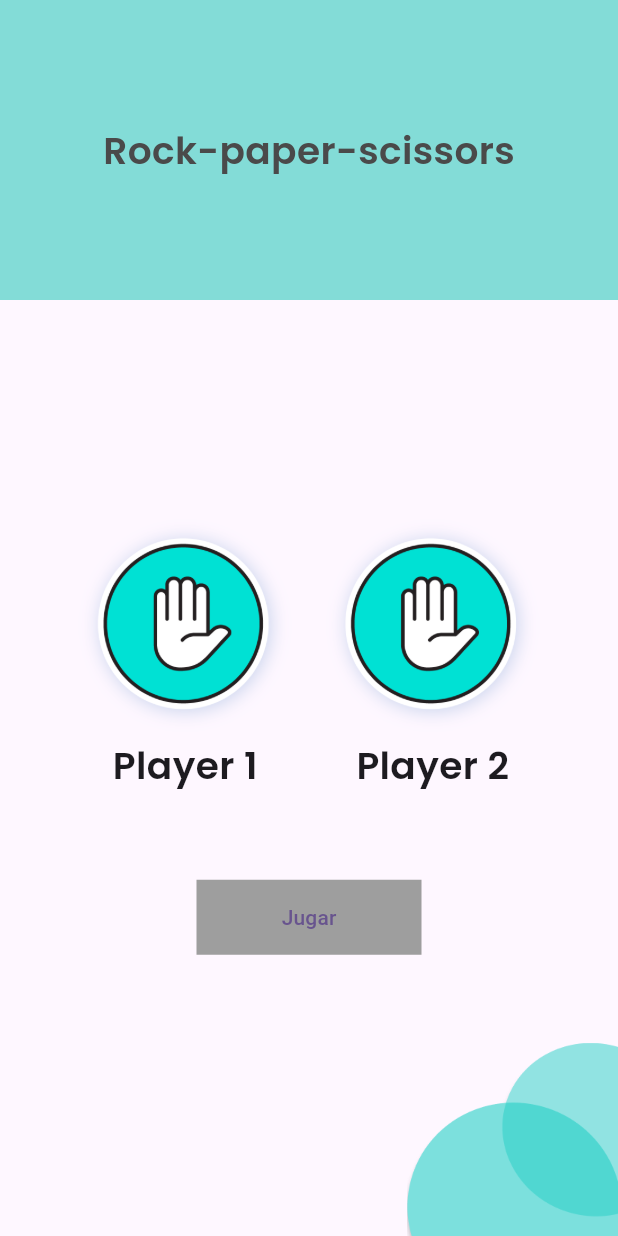
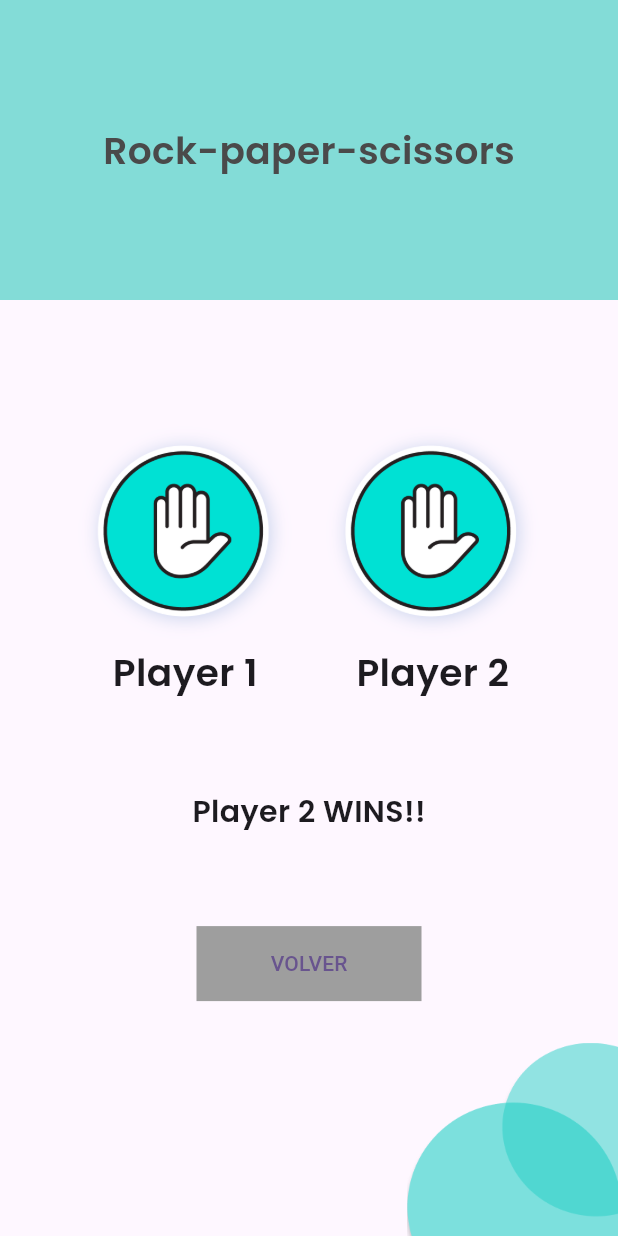
Before and after one commit to cvilcru/Flutter_tarea3, a Flutter app: the screen it shows after launch, after a tap on "Jugar", on a phone screen of 412 x 824 dp. Run offline on Flutter 3.47's test engine with Material 3 defaults, Android fonts, the phone set to English and light mode, and no system bars.

Commit message:
Add navigation

```diff
--- a/lib/app/view/game.dart
+++ b/lib/app/view/game.dart
@@ -1,8 +1,7 @@
-import 'dart:html';
-
 import 'package:flutter/cupertino.dart';
 import 'package:flutter/material.dart';
 import 'package:flutter/widgets.dart';
+import 'package:flutter_tarea3/app/view/result.dart';
 
 class GamePage extends StatelessWidget {
   @override
@@ -63,17 +62,19 @@ class GamePage extends StatelessWidget {
           ),
           TextButton(
             onPressed: () {
-              print("HOLAA");
+              Navigator.of(context).push(MaterialPageRoute(
+                builder: (context) {
+                  return ResultPage();
+                },
+              ));
             },
             child: Text("Jugar"),
-
             style: const ButtonStyle(
-              backgroundColor: MaterialStatePropertyAll<Color>(Colors.grey),
-              fixedSize: MaterialStatePropertyAll<Size>(Size(150, 50)),
-              shape: MaterialStatePropertyAll<RoundedRectangleBorder>(RoundedRectangleBorder(
-                  borderRadius: BorderRadius.zero
-              ),)
-            ),
+                backgroundColor: MaterialStatePropertyAll<Color>(Colors.grey),
+                fixedSize: MaterialStatePropertyAll<Size>(Size(150, 50)),
+                shape: MaterialStatePropertyAll<RoundedRectangleBorder>(
+                  RoundedRectangleBorder(borderRadius: BorderRadius.zero),
+                )),
           ),
           Row(
             crossAxisAlignment: CrossAxisAlignment.end,
--- a/lib/app/view/result.dart
+++ b/lib/app/view/result.dart
@@ -68,6 +68,18 @@ class ResultPage extends StatelessWidget {
                   fontWeight: FontWeight.w600),
             ),
           ),
+          TextButton(
+            onPressed: () {
+              Navigator.of(context).pop();
+            },
+            child: Text("VOLVER"),
+            style: const ButtonStyle(
+                backgroundColor: MaterialStatePropertyAll<Color>(Colors.grey),
+                fixedSize: MaterialStatePropertyAll<Size>(Size(150, 50)),
+                shape: MaterialStatePropertyAll<RoundedRectangleBorder>(
+                  RoundedRectangleBorder(borderRadius: BorderRadius.zero),
+                )),
+          ),
           Row(
             crossAxisAlignment: CrossAxisAlignment.end,
             mainAxisAlignment: MainAxisAlignment.end,
--- a/lib/main.dart
+++ b/lib/main.dart
@@ -1,7 +1,6 @@
 import 'package:flutter/material.dart';
 import 'package:flutter_tarea3/app/app.dart';
 
-//.
 void main() {
   runApp(const MyApp());
 }
```
